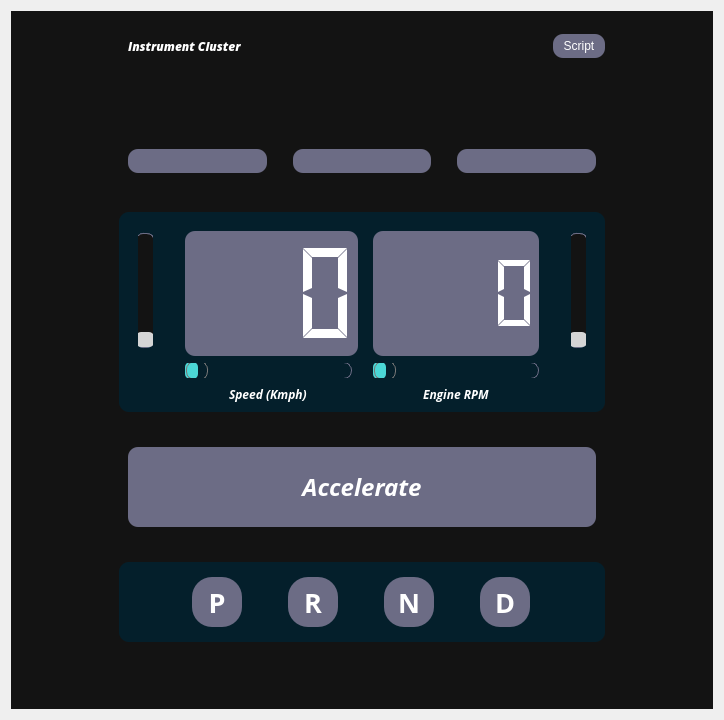
Old version of the form ui/IC.ui in the repository AutomotiveGradeLinux/src-agl-demo-control-panel.
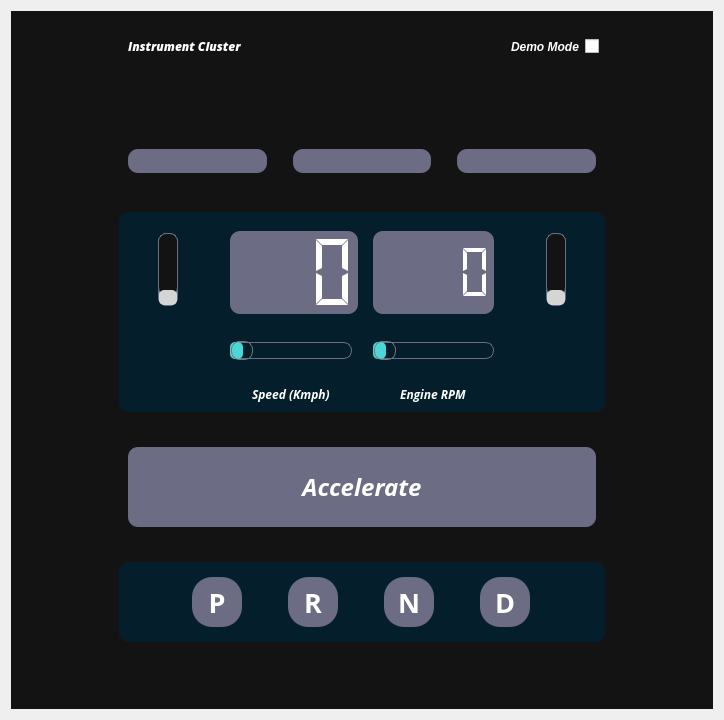
New version of the form. Icons and pictures are not drawn.

Diff of the .ui file:
```diff
--- a/ui/IC.ui
+++ b/ui/IC.ui
@@ -174,8 +174,8 @@
           <rect>
            <x>0</x>
            <y>0</y>
-           <width>658</width>
-           <height>638</height>
+           <width>664</width>
+           <height>652</height>
           </rect>
          </property>
          <layout class="QGridLayout" name="gridLayout_4">
@@ -389,8 +389,14 @@
                </property>
               </widget>
              </item>
-             <item row="1" column="8">
+             <item row="1" column="8" alignment="Qt::AlignHCenter">
               <widget class="QSlider" name="fuelLevel_slider">
+               <property name="minimumSize">
+                <size>
+                 <width>60</width>
+                 <height>0</height>
+                </size>
+               </property>
                <property name="font">
                 <font>
                  <kerning>true</kerning>
@@ -413,8 +419,14 @@
                </property>
               </widget>
              </item>
-             <item row="1" column="1">
+             <item row="1" column="1" alignment="Qt::AlignHCenter">
               <widget class="QSlider" name="coolantTemp_slider">
+               <property name="minimumSize">
+                <size>
+                 <width>60</width>
+                 <height>0</height>
+                </size>
+               </property>
                <property name="orientation">
                 <enum>Qt::Vertical</enum>
                </property>
@@ -442,7 +454,7 @@
                </property>
               </widget>
              </item>
-             <item row="3" column="8">
+             <item row="3" column="8" alignment="Qt::AlignHCenter|Qt::AlignVCenter">
               <widget class="QLabel" name="label_3">
                <property name="sizePolicy">
                 <sizepolicy hsizetype="Preferred" vsizetype="Preferred">
@@ -513,6 +525,12 @@
              </item>
              <item row="3" column="3">
               <widget class="QSlider" name="Speed_slider">
+               <property name="minimumSize">
+                <size>
+                 <width>0</width>
+                 <height>60</height>
+                </size>
+               </property>
                <property name="font">
                 <font>
                  <weight>50</weight>
@@ -567,6 +585,12 @@
              </item>
              <item row="3" column="6">
               <widget class="QSlider" name="RPM_slider">
+               <property name="minimumSize">
+                <size>
+                 <width>0</width>
+                 <height>60</height>
+                </size>
+               </property>
                <property name="orientation">
                 <enum>Qt::Horizontal</enum>
                </property>
@@ -588,7 +612,7 @@
                </property>
               </spacer>
              </item>
-             <item row="3" column="1">
+             <item row="3" column="1" alignment="Qt::AlignHCenter|Qt::AlignVCenter">
               <widget class="QLabel" name="label_2">
                <property name="text">
                 <string/>
@@ -959,22 +983,23 @@
           </widget>
          </item>
          <item>
-          <widget class="QPushButton" name="scriptBtn">
+          <widget class="QLabel" name="label_6">
+           <property name="font">
+            <font>
+             <weight>75</weight>
+             <italic>true</italic>
+             <bold>true</bold>
+            </font>
+           </property>
            <property name="text">
-            <string>Script</string>
+            <string>Demo Mode</string>
            </property>
-           <property name="icon">
-            <iconset resource="../assets/res.qrc">
-             <normaloff>:/icons/feather/play-circle.svg</normaloff>:/icons/feather/play-circle.svg</iconset>
-           </property>
-           <property name="iconSize">
-            <size>
-             <width>30</width>
-             <height>30</height>
-            </size>
-           </property>
-           <property name="checkable">
-            <bool>true</bool>
+          </widget>
+         </item>
+         <item>
+          <widget class="QCheckBox" name="demoToggle">
+           <property name="text">
+            <string/>
            </property>
           </widget>
          </item>
```
Left out of the diff: 6 changed lines with no effect on the pictures.
